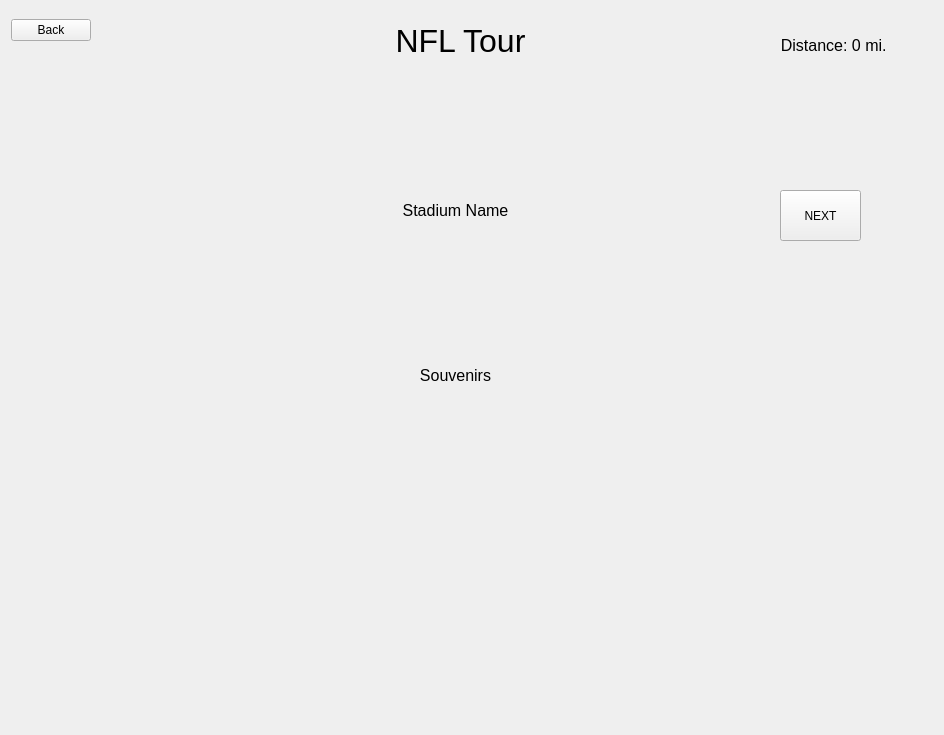
Cyriously1/NFLTour, file showtour.ui: the form before one commit.
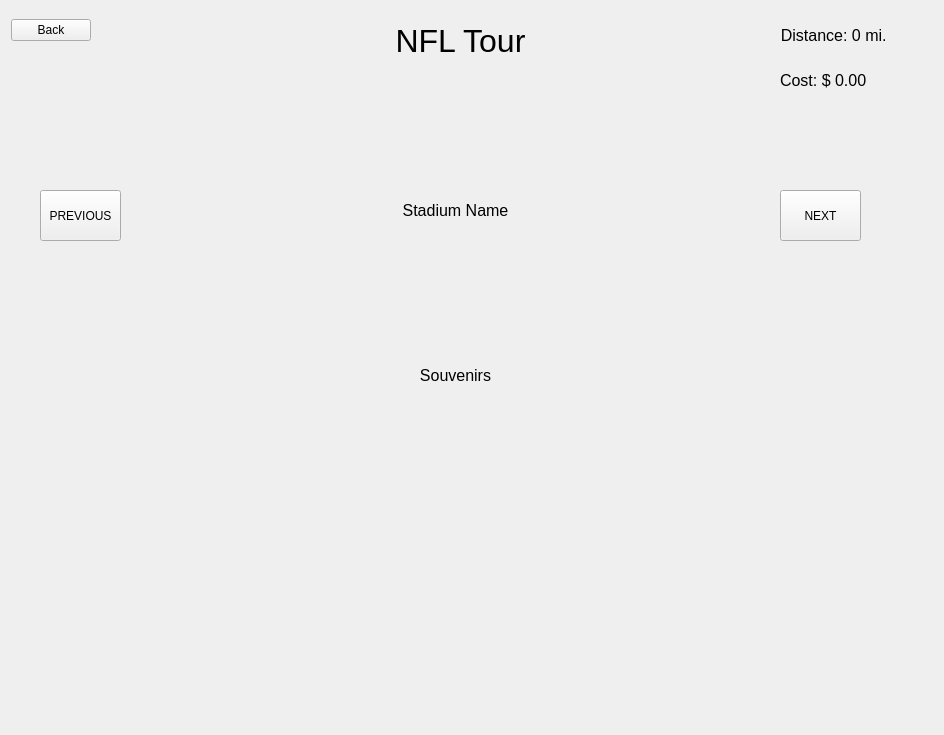
The form after the commit.

Commit message: add reciept to show tour window

```diff
--- a/showtour.ui
+++ b/showtour.ui
@@ -100,7 +100,38 @@
    </property>
    <layout class="QVBoxLayout" name="verticalLayout"/>
   </widget>
-  <widget class="QPushButton" name="pushButton">
+  <widget class="QLabel" name="label_cost">
+   <property name="geometry">
+    <rect>
+     <x>780</x>
+     <y>70</y>
+     <width>121</width>
+     <height>21</height>
+    </rect>
+   </property>
+   <property name="font">
+    <font>
+     <pointsize>12</pointsize>
+    </font>
+   </property>
+   <property name="text">
+    <string>Cost: $ 0.00</string>
+   </property>
+  </widget>
+  <widget class="QPushButton" name="pushButton_previous">
+   <property name="geometry">
+    <rect>
+     <x>40</x>
+     <y>190</y>
+     <width>81</width>
+     <height>51</height>
+    </rect>
+   </property>
+   <property name="text">
+    <string>PREVIOUS</string>
+   </property>
+  </widget>
+  <widget class="QPushButton" name="pushButton_back">
    <property name="geometry">
     <rect>
      <x>11</x>
@@ -117,7 +148,7 @@
    <property name="geometry">
     <rect>
      <x>680</x>
-     <y>30</y>
+     <y>20</y>
      <width>211</width>
      <height>31</height>
     </rect>
```
Left out of the diff: 2 changed lines with no effect on the pictures. The commit also changes 5 other files.
